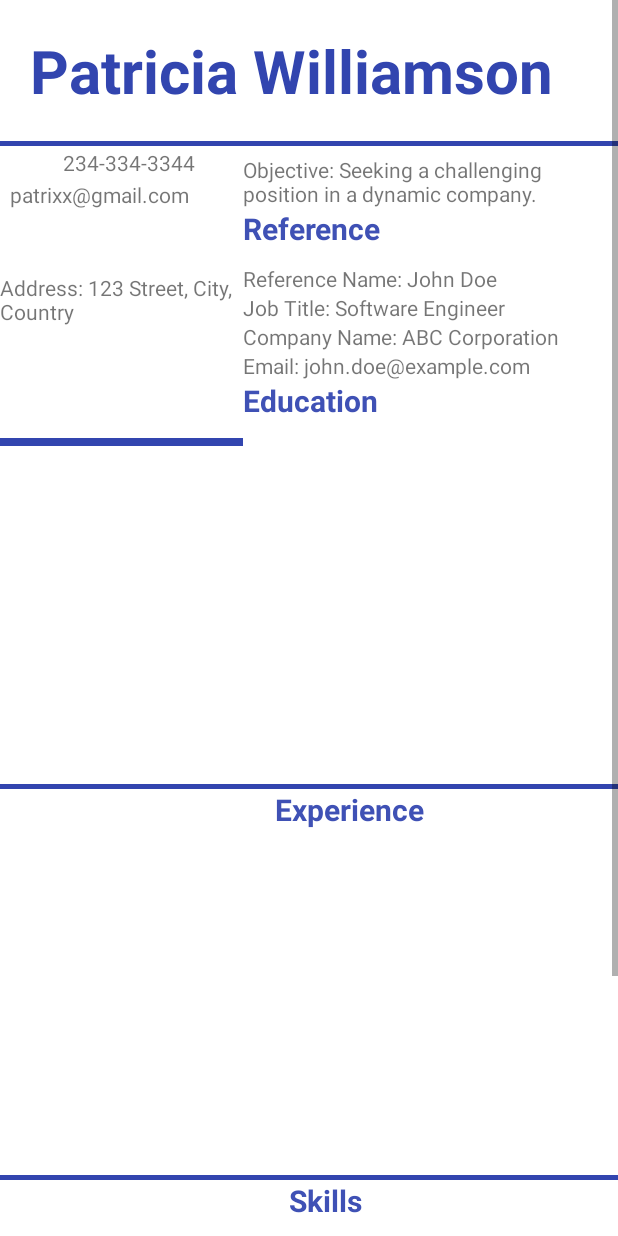
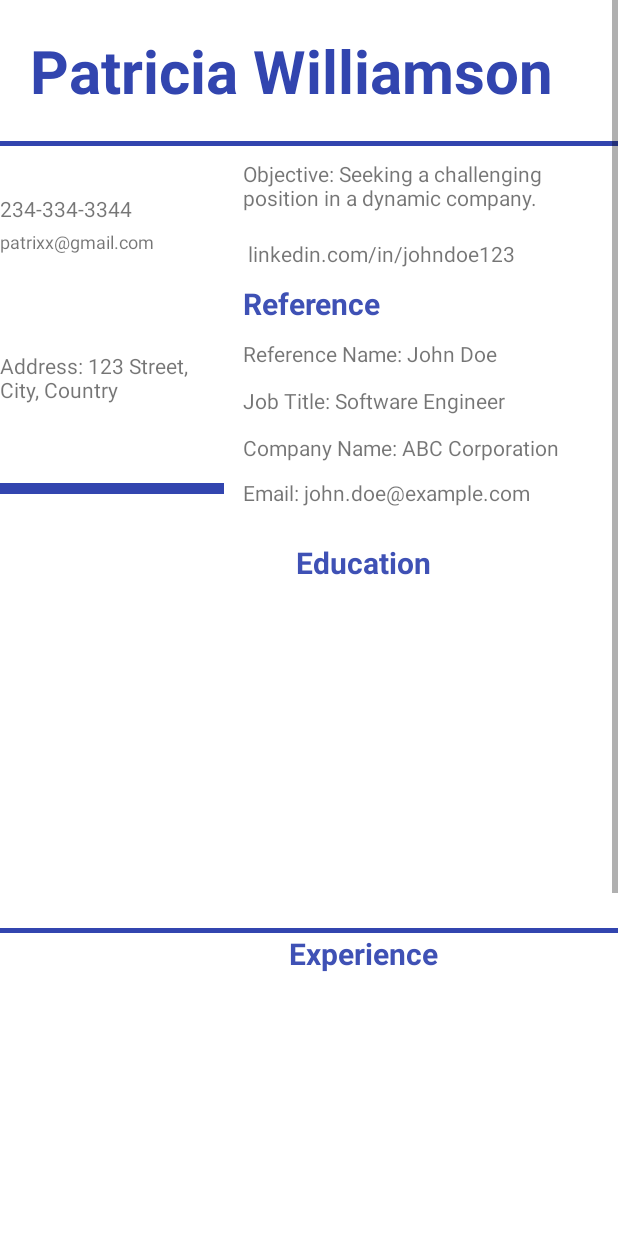
Before and after one commit to aanch-343/ResumeBuilder, an Android app: the layout activity_template2.xml on its own in the app's theme, with its tools: preview values and no code run, on a phone screen of 412 x 824 dp. Run offline under Robolectric (Android 15) with nearby library versions, the phone set to English and light mode, and no system bars; Roboto replaces fonts that are not available here.

Commit message:
new Commit

```diff
--- a/app/src/main/AndroidManifest.xml
+++ b/app/src/main/AndroidManifest.xml
@@ -12,7 +12,7 @@
         android:theme="@style/Theme.ResumeBuilder"
         tools:targetApi="31">
         <activity
-            android:name=".SplashActivity"
+            android:name=".Template2"
             android:exported="false" />
         <activity
             android:name=".MainActivity"
@@ -61,7 +61,7 @@
             android:name=".Signup"
             android:exported="false" />
         <activity
-            android:name=".Template2"
+            android:name=".SplashActivity"
             android:exported="true">
             <intent-filter>
                 <action android:name="android.intent.action.MAIN" />
--- a/app/src/main/java/com/example/resumebuilder/reference.java
+++ b/app/src/main/java/com/example/resumebuilder/reference.java
@@ -32,9 +32,9 @@ public class reference extends AppCompatActivity {
             @Override
             public void onClick(View view) {
                 HashMap<String,Object> ref= new HashMap<String, Object>();
-                ref.put("Reference Name",referenceName.getText().toString());
-                ref.put("Job Title",jobTitle.getText().toString());
-                ref.put("Company Name",companyName.getText().toString());
+                ref.put("Reference",referenceName.getText().toString());
+                ref.put("Job",jobTitle.getText().toString());
+                ref.put("Company",companyName.getText().toString());
                 ref.put("Email",email.getText().toString());
                 FirebaseDatabase.getInstance().getReference().child("Reference").push().setValue(ref);
                 Toast.makeText(reference.this, "Data Inserted Successfully", Toast.LENGTH_SHORT).show();
--- a/app/src/main/res/layout/activity_template2.xml
+++ b/app/src/main/res/layout/activity_template2.xml
@@ -36,13 +36,13 @@
             </LinearLayout>
 
             <View
-                android:layout_width="match_parent"
+                android:layout_width="wrap_content"
                 android:layout_height="3dp"
                 android:background="#3245AF" />
 
             <LinearLayout
                 android:layout_width="match_parent"
-                android:layout_height="200dp"
+                android:layout_height="264dp"
                 android:gravity="center"
                 android:orientation="horizontal">
 
@@ -55,27 +55,27 @@
                     <TextView
                         android:id="@+id/phone"
                         android:layout_width="match_parent"
-                        android:layout_height="2dp"
+                        android:layout_height="27dp"
                         android:layout_weight="1"
-                        android:gravity="center"
-                        android:text="   234-334-3344" />
+                        android:text="234-334-3344" />
 
                     <TextView
                         android:id="@+id/email"
                         android:layout_width="match_parent"
-                        android:layout_height="62dp"
-                        android:text="  patrixx@gmail.com" />
+                        android:layout_height="81dp"
+                        android:text="patrixx@gmail.com"
+                        android:textSize="12sp" />
 
                     <TextView
                         android:id="@+id/address"
-                        android:layout_width="match_parent"
-                        android:layout_height="89dp"
+                        android:layout_width="149dp"
+                        android:layout_height="92dp"
                         android:layout_weight="1"
                         android:text="Address: 123 Street, City, Country" />
 
                     <View
-                        android:layout_width="match_parent"
-                        android:layout_height="5dp"
+                        android:layout_width="149dp"
+                        android:layout_height="7dp"
                         android:background="#3245AF" />
 
                 </LinearLayout>
@@ -89,8 +89,14 @@
                     <TextView
                         android:id="@+id/objective"
                         android:layout_width="match_parent"
-                        android:layout_height="wrap_content"
+                        android:layout_height="53dp"
                         android:text="Objective: Seeking a challenging position in a dynamic company." />
+
+                    <TextView
+                        android:id="@+id/linkedIn"
+                        android:layout_width="match_parent"
+                        android:layout_height="29dp"
+                        android:text=" linkedin.com/in/johndoe123" />
 
                     <TextView
                         android:id="@+id/reference"
@@ -104,37 +110,39 @@
                     <TextView
                         android:id="@+id/referenceName"
                         android:layout_width="match_parent"
-                        android:layout_height="wrap_content"
+                        android:layout_height="31dp"
                         android:text="Reference Name: John Doe" />
 
                     <TextView
-                        android:id="@+id/jobTitle"
+                        android:id="@+id/jobref"
                         android:layout_width="match_parent"
-                        android:layout_height="wrap_content"
+                        android:layout_height="31dp"
                         android:text="Job Title: Software Engineer" />
 
                     <TextView
-                        android:id="@+id/companyName"
+                        android:id="@+id/companyref"
                         android:layout_width="match_parent"
-                        android:layout_height="wrap_content"
+                        android:layout_height="30dp"
                         android:text="Company Name: ABC Corporation" />
 
                     <TextView
                         android:id="@+id/emailRef"
                         android:layout_width="match_parent"
-                        android:layout_height="wrap_content"
+                        android:layout_height="33dp"
                         android:text="Email: john.doe@example.com" />
 
-                    <TextView
-                        android:layout_width="match_parent"
-                        android:layout_height="37dp"
-                        android:text="Education"
-                        android:textColor="#3F51B5"
-                        android:textSize="20sp"
-                        android:textStyle="bold" />
+
                 </LinearLayout>
             </LinearLayout>
 
+            <TextView
+                android:layout_width="247dp"
+                android:layout_height="32dp"
+                android:layout_gravity="end"
+                android:text="       Education"
+                android:textColor="#3F51B5"
+                android:textSize="20sp"
+                android:textStyle="bold" />
             <RelativeLayout
                 android:id="@+id/relative"
                 android:layout_width="243dp"
@@ -164,7 +172,7 @@
                 android:layout_width="247dp"
                 android:layout_height="32dp"
                 android:layout_gravity="end"
-                android:text="    Experience"
+                android:text="      Experience"
                 android:textColor="#3F51B5"
                 android:textSize="20sp"
                 android:textStyle="bold" />
@@ -199,7 +207,7 @@
                 android:layout_width="247dp"
                 android:layout_height="32dp"
                 android:layout_gravity="end"
-                android:text="      Skills"
+                android:text="          Skills"
                 android:textColor="#3F51B5"
                 android:textSize="20sp"
                 android:textStyle="bold" />
```
Also changed, not shown: app/src/main/java/com/example/resumebuilder/Template2.java (+94 -1 lines).
